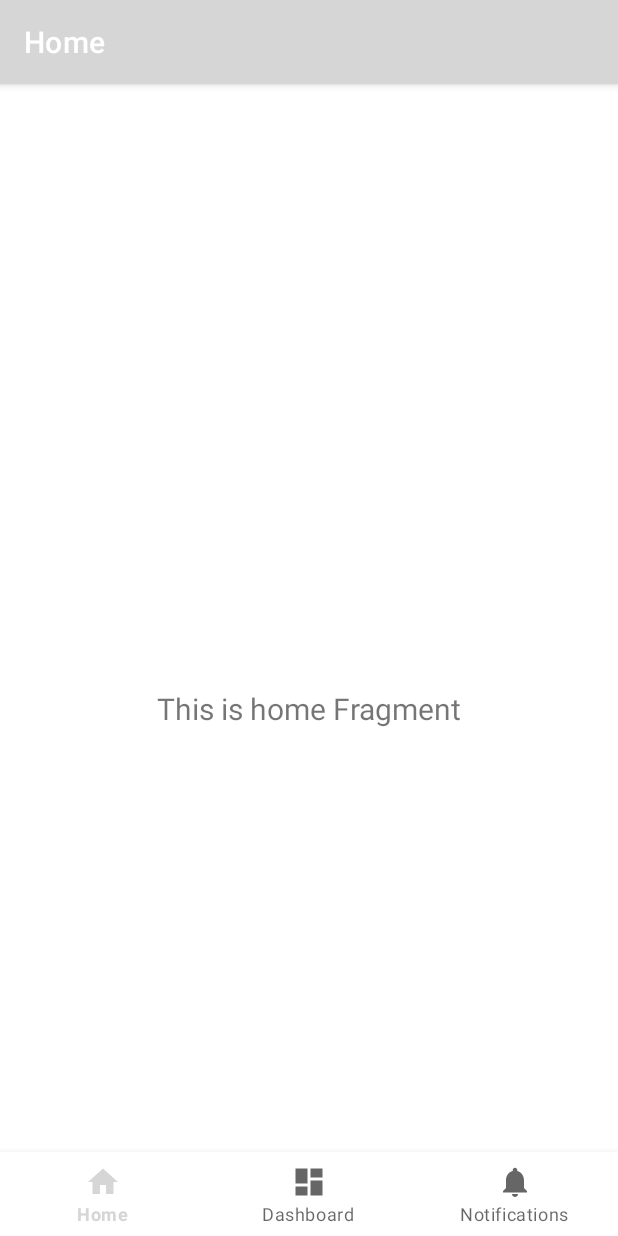
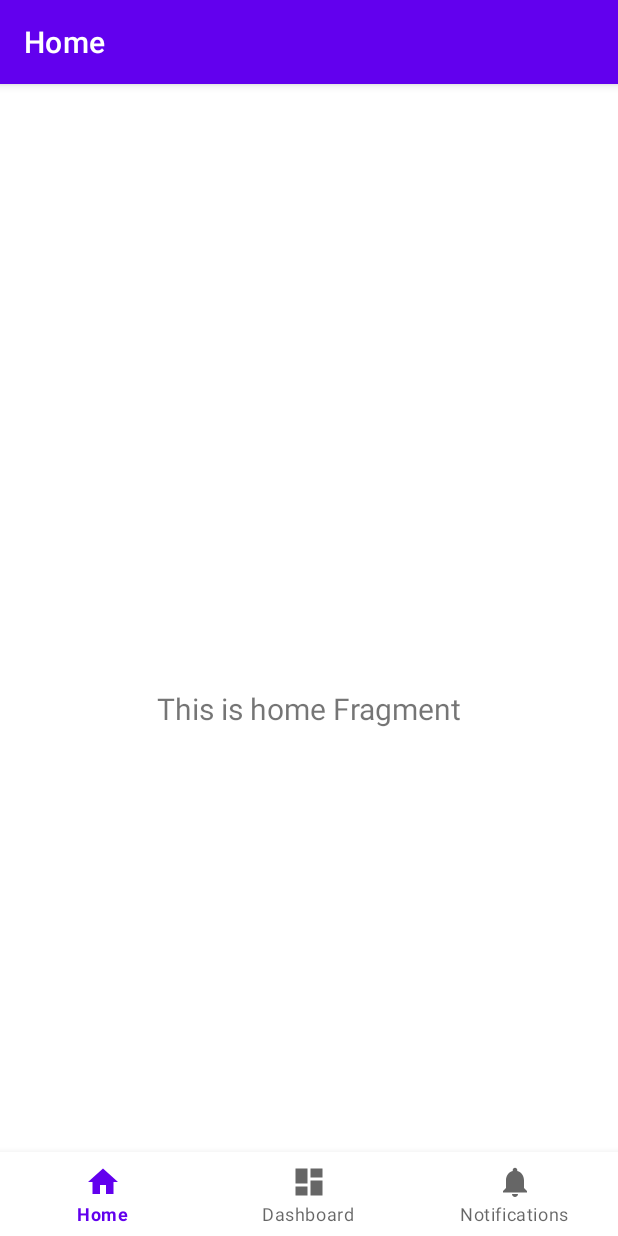
Before and after one commit to Alvin-Saputra/Cloud-Based-Recyclable-Household-Waste-Classification, an Android app: the screen it shows after launch (MainActivity), on a phone screen of 412 x 824 dp. Run offline under Robolectric (Android 15) with nearby library versions, the phone set to English and light mode, and no system bars; our stand-ins replace navigation-ui.

Commit message:
1. Mengembalikan Baris Default Color.xml 2. Mengubah imageview menjadi shapeable imageview 3. Menmabahkah properti scaletype pada Shapeableimageview

```diff
--- a/app/src/main/res/values/colors.xml
+++ b/app/src/main/res/values/colors.xml
@@ -1,5 +1,14 @@
 <?xml version="1.0" encoding="utf-8"?>
 <resources>
+
+    <color name="purple_200">#FFBB86FC</color>
+    <color name="purple_500">#FF6200EE</color>
+    <color name="purple_700">#FF3700B3</color>
+    <color name="teal_200">#FF03DAC5</color>
+    <color name="teal_700">#FF018786</color>
+    <color name="black">#FF000000</color>
+    <color name="white">#FFFFFFFF</color>
+
     <!-- Base Color -->
     <color name="base_color">#7BC118</color>
 
```
Also changed, not shown: app/src/main/res/layout/activity_detail.xml (+5 -2 lines).
